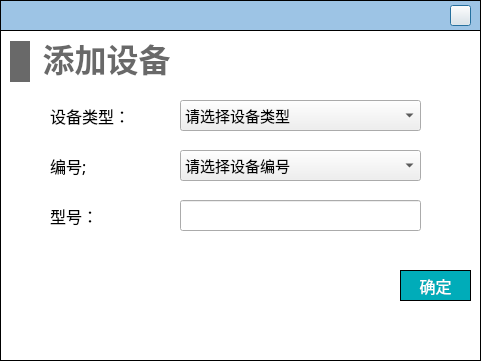
haobana/NoiCal, file NoiseCalSoft/roomDefineForm/dialog_add_system.ui: the form before one commit.
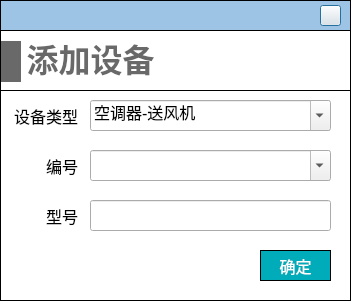
The form after the commit. Icons and pictures are not drawn.

Commit message: 完善了目前已知的数据库读写bug, 实现了系统清单添加声源部件,噪声计算部分完成四个部件并可以完成计算

Diff of the .ui file:
```diff
--- a/NoiseCalSoft/roomDefineForm/dialog_add_system.ui
+++ b/NoiseCalSoft/roomDefineForm/dialog_add_system.ui
@@ -6,8 +6,8 @@
    <rect>
     <x>0</x>
     <y>0</y>
-    <width>481</width>
-    <height>362</height>
+    <width>351</width>
+    <height>301</height>
    </rect>
   </property>
   <property name="windowTitle">
@@ -24,7 +24,7 @@
     <rect>
      <x>0</x>
      <y>0</y>
-     <width>481</width>
+     <width>351</width>
      <height>31</height>
     </rect>
    </property>
@@ -39,7 +39,7 @@
    <widget class="QPushButton" name="close">
     <property name="geometry">
      <rect>
-      <x>450</x>
+      <x>320</x>
       <y>5</y>
       <width>21</width>
       <height>21</height>
@@ -58,8 +58,8 @@
     <rect>
      <x>0</x>
      <y>30</y>
-     <width>481</width>
-     <height>331</height>
+     <width>351</width>
+     <height>271</height>
     </rect>
    </property>
    <property name="styleSheet">
@@ -68,127 +68,19 @@
 border: 1px solid #000000;
 }</string>
    </property>
-   <widget class="QWidget" name="layoutWidget_2">
-    <property name="geometry">
-     <rect>
-      <x>10</x>
-      <y>10</y>
-      <width>169</width>
-      <height>43</height>
-     </rect>
-    </property>
-    <layout class="QHBoxLayout" name="horizontalLayout_15">
-     <item>
-      <widget class="QLabel" name="label_8">
-       <property name="minimumSize">
-        <size>
-         <width>20</width>
-         <height>41</height>
-        </size>
-       </property>
-       <property name="maximumSize">
-        <size>
-         <width>20</width>
-         <height>41</height>
-        </size>
-       </property>
-       <property name="styleSheet">
-        <string notr="true">QLabel { 
-border: none; 
-background-color : rgb(105, 105, 105);
-}</string>
-       </property>
-       <property name="text">
-        <string/>
-       </property>
-      </widget>
-     </item>
-     <item>
-      <widget class="QLabel" name="label_9">
-       <property name="minimumSize">
-        <size>
-         <width>141</width>
-         <height>41</height>
-        </size>
-       </property>
-       <property name="maximumSize">
-        <size>
-         <width>141</width>
-         <height>41</height>
-        </size>
-       </property>
-       <property name="font">
-        <font>
-         <family>Microsoft YaHei</family>
-         <pointsize>24</pointsize>
-         <weight>75</weight>
-         <bold>true</bold>
-        </font>
-       </property>
-       <property name="styleSheet">
-        <string notr="true">QLabel { 
-border: none; 
-color : rgb(105, 105, 105);
-}</string>
-       </property>
-       <property name="text">
-        <string>添加设备</string>
-       </property>
-       <property name="alignment">
-        <set>Qt::AlignBottom|Qt::AlignHCenter</set>
-       </property>
-      </widget>
-     </item>
-    </layout>
-   </widget>
-   <widget class="QPushButton" name="pushButton_queding">
-    <property name="geometry">
-     <rect>
-      <x>400</x>
-      <y>240</y>
-      <width>71</width>
-      <height>31</height>
-     </rect>
-    </property>
-    <property name="font">
-     <font>
-      <family>Microsoft YaHei</family>
-      <pointsize>12</pointsize>
-     </font>
-    </property>
-    <property name="styleSheet">
-     <string notr="true">QPushButton
-{
-	color:#ffffff; /*文字颜色*/
-    background-color: #00ACB9;/*背景色*/
-    border-radius:0px; /*边框倒角*/
-	border: 1px solid #000000;
-}
-
-
-QPushButton:hover 
-{
-background-color: rgb(0,142,153);
-color: white;
-}</string>
-    </property>
-    <property name="text">
-     <string>确定</string>
-    </property>
-   </widget>
    <widget class="QWidget" name="widget_3" native="true">
     <property name="geometry">
      <rect>
-      <x>40</x>
+      <x>0</x>
       <y>60</y>
-      <width>401</width>
-      <height>161</height>
+      <width>351</width>
+      <height>211</height>
      </rect>
     </property>
     <property name="styleSheet">
-     <string notr="true">#widget_2
+     <string notr="true">#widget_3
 {
-border: 1px solid #DCDCDC;
+border: 1px solid #000000;
 }
 
 QLabel
@@ -197,6 +89,12 @@
 font-size: 16px;
 }
 
+QComboBox
+{
+font-family: '黑体';
+font-size: 16px;
+}
+
 QLineEdit
 {
 font-family: '黑体';
@@ -215,9 +113,9 @@
     <widget class="QLabel" name="label_16">
      <property name="geometry">
       <rect>
-       <x>10</x>
+       <x>7</x>
        <y>60</y>
-       <width>91</width>
+       <width>71</width>
        <height>31</height>
       </rect>
      </property>
@@ -228,18 +126,18 @@
       </font>
      </property>
      <property name="text">
-      <string>编号;</string>
+      <string>编号</string>
      </property>
      <property name="alignment">
-      <set>Qt::AlignLeading|Qt::AlignLeft|Qt::AlignVCenter</set>
+      <set>Qt::AlignRight|Qt::AlignTrailing|Qt::AlignVCenter</set>
      </property>
     </widget>
     <widget class="QLabel" name="label_17">
      <property name="geometry">
       <rect>
-       <x>10</x>
+       <x>7</x>
        <y>10</y>
-       <width>91</width>
+       <width>71</width>
        <height>31</height>
       </rect>
      </property>
@@ -250,18 +148,18 @@
       </font>
      </property>
      <property name="text">
-      <string>设备类型：</string>
+      <string>设备类型</string>
      </property>
      <property name="alignment">
-      <set>Qt::AlignLeading|Qt::AlignLeft|Qt::AlignVCenter</set>
+      <set>Qt::AlignRight|Qt::AlignTrailing|Qt::AlignVCenter</set>
      </property>
     </widget>
     <widget class="QLabel" name="label_19">
      <property name="geometry">
       <rect>
-       <x>10</x>
+       <x>7</x>
        <y>110</y>
-       <width>81</width>
+       <width>71</width>
        <height>31</height>
       </rect>
      </property>
@@ -272,16 +170,16 @@
       </font>
      </property>
      <property name="text">
-      <string>型号：</string>
+      <string>型号</string>
      </property>
      <property name="alignment">
-      <set>Qt::AlignLeading|Qt::AlignLeft|Qt::AlignVCenter</set>
+      <set>Qt::AlignRight|Qt::AlignTrailing|Qt::AlignVCenter</set>
      </property>
     </widget>
     <widget class="QComboBox" name="comboBox_type">
      <property name="geometry">
       <rect>
-       <x>140</x>
+       <x>90</x>
        <y>10</y>
        <width>241</width>
        <height>31</height>
@@ -290,12 +188,15 @@
      <property name="font">
       <font>
        <family>黑体</family>
-       <pointsize>11</pointsize>
+       <pointsize>-1</pointsize>
       </font>
      </property>
+     <property name="editable">
+      <bool>true</bool>
+     </property>
      <item>
       <property name="text">
-       <string>请选择设备类型</string>
+       <string>空调器-送风机</string>
       </property>
      </item>
      <item>
@@ -317,7 +218,7 @@
     <widget class="QComboBox" name="comboBox_number">
      <property name="geometry">
       <rect>
-       <x>140</x>
+       <x>90</x>
        <y>60</y>
        <width>241</width>
        <height>31</height>
@@ -326,25 +227,23 @@
      <property name="font">
       <font>
        <family>黑体</family>
-       <pointsize>11</pointsize>
+       <pointsize>-1</pointsize>
       </font>
      </property>
+     <property name="editable">
+      <bool>true</bool>
+     </property>
      <property name="currentText">
-      <string>请选择设备编号</string>
+      <string/>
      </property>
      <property name="currentIndex">
-      <number>0</number>
+      <number>-1</number>
      </property>
-     <item>
-      <property name="text">
-       <string>请选择设备编号</string>
-      </property>
-     </item>
     </widget>
     <widget class="QLineEdit" name="lineEdit_model">
      <property name="geometry">
       <rect>
-       <x>140</x>
+       <x>90</x>
        <y>110</y>
        <width>241</width>
        <height>31</height>
@@ -360,6 +259,113 @@
       <bool>true</bool>
      </property>
     </widget>
+    <widget class="QPushButton" name="pushButton_queding">
+     <property name="geometry">
+      <rect>
+       <x>260</x>
+       <y>160</y>
+       <width>71</width>
+       <height>31</height>
+      </rect>
+     </property>
+     <property name="font">
+      <font>
+       <family>黑体</family>
+       <pointsize>12</pointsize>
+      </font>
+     </property>
+     <property name="styleSheet">
+      <string notr="true">QPushButton
+{
+	color:#ffffff; /*文字颜色*/
+    background-color: #00ACB9;/*背景色*/
+    border-radius:0px; /*边框倒角*/
+	border: 1px solid #000000;
+}
+
+
+QPushButton:hover 
+{
+background-color: rgb(0,142,153);
+color: white;
+}</string>
+     </property>
+     <property name="text">
+      <string>确定</string>
+     </property>
+    </widget>
+   </widget>
+   <widget class="QLabel" name="label_9">
+    <property name="geometry">
+     <rect>
+      <x>20</x>
+      <y>11</y>
+      <width>141</width>
+      <height>41</height>
+     </rect>
+    </property>
+    <property name="minimumSize">
+     <size>
+      <width>141</width>
+      <height>41</height>
+     </size>
+    </property>
+    <property name="maximumSize">
+     <size>
+      <width>141</width>
+      <height>41</height>
+     </size>
+    </property>
+    <property name="font">
+     <font>
+      <family>Microsoft YaHei</family>
+      <pointsize>24</pointsize>
+      <bold>true</bold>
+     </font>
+    </property>
+    <property name="styleSheet">
+     <string notr="true">QLabel { 
+border: none; 
+color : rgb(105, 105, 105);
+}</string>
+    </property>
+    <property name="text">
+     <string>添加设备</string>
+    </property>
+    <property name="alignment">
+     <set>Qt::AlignBottom|Qt::AlignHCenter</set>
+    </property>
+   </widget>
+   <widget class="QLabel" name="label_8">
+    <property name="geometry">
+     <rect>
+      <x>1</x>
+      <y>11</y>
+      <width>20</width>
+      <height>41</height>
+     </rect>
+    </property>
+    <property name="minimumSize">
+     <size>
+      <width>20</width>
+      <height>41</height>
+     </size>
+    </property>
+    <property name="maximumSize">
+     <size>
+      <width>20</width>
+      <height>41</height>
+     </size>
+    </property>
+    <property name="styleSheet">
+     <string notr="true">QLabel { 
+border: none; 
+background-color : rgb(105, 105, 105);
+}</string>
+    </property>
+    <property name="text">
+     <string/>
+    </property>
    </widget>
   </widget>
  </widget>
```
Left out of the diff: 12 changed lines with no effect on the pictures. The commit also changes 15 other files.
